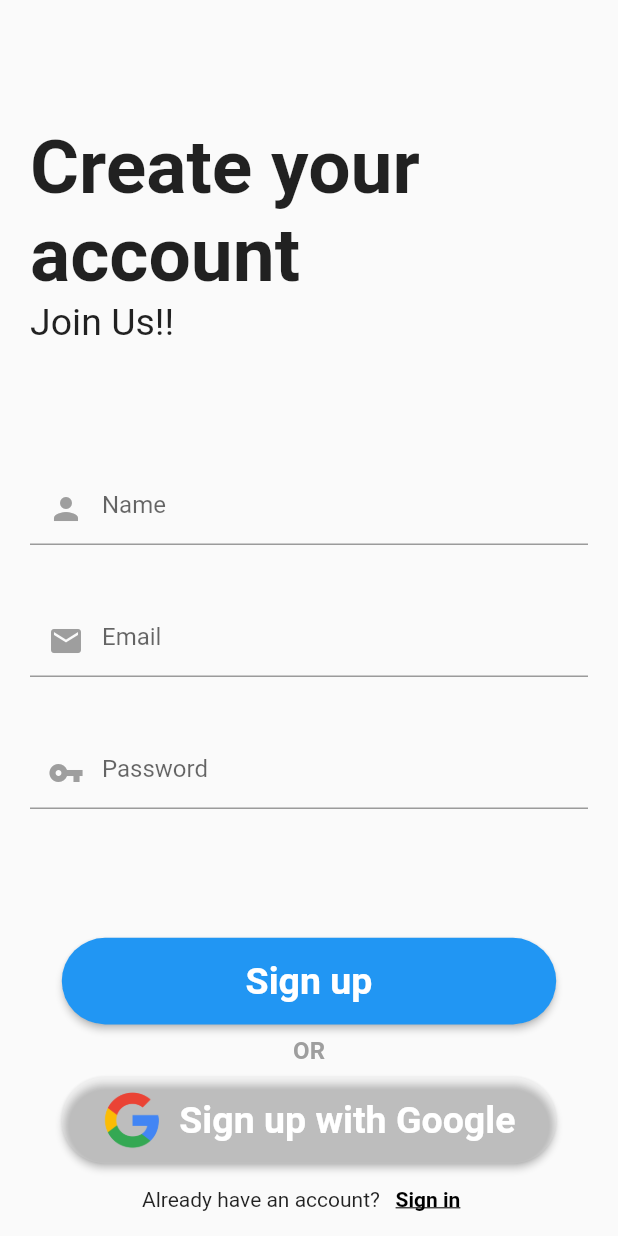
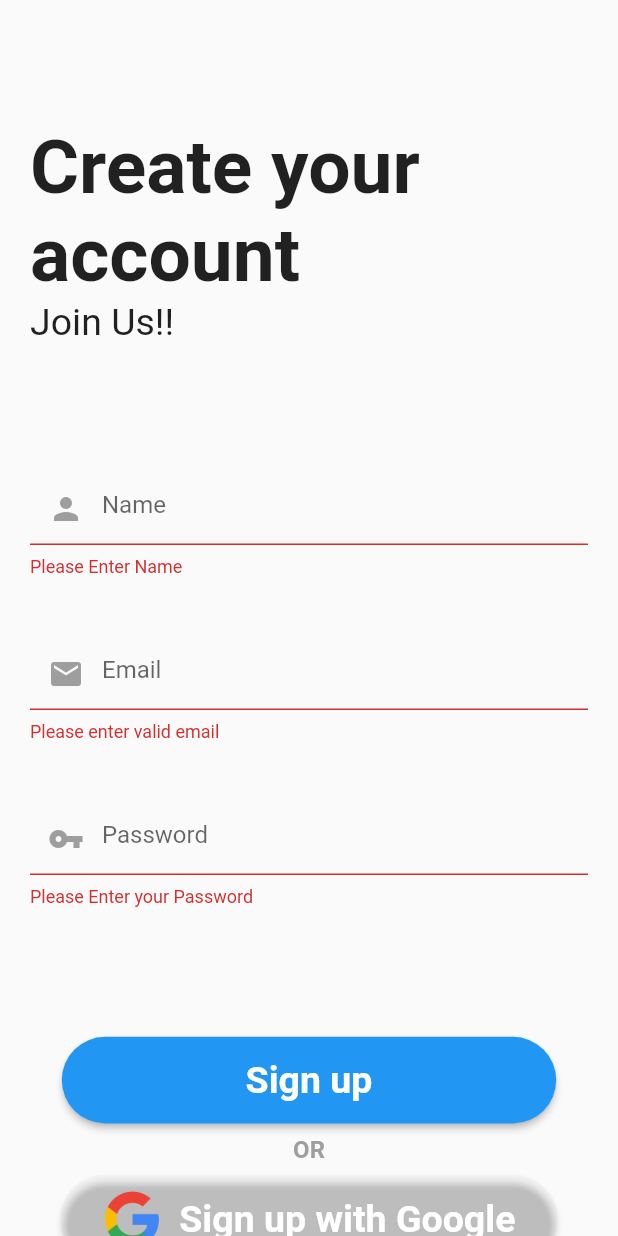
Before and after one commit to nouveau-riche/Organic-Basket-, a Flutter app: the SignUpScreen screen opened by its route, after a tap on "Sign up", on a phone screen of 412 x 824 dp. Run offline on Flutter 3.47's test engine with Material 2 defaults, Android fonts, the light colour scheme and no system bars; drawn by our look-alikes of velocity_x; our stand-ins replace cloud_firestore, firebase_auth, firebase_core, fluttertoast; missing offline and left inert: dart:html; accounts and stored records are empty; network calls fail.

Commit message:
added validation on email and password

```diff
--- /dev/null
+++ b/organic_basket/lib/core/firebase_methods.dart
@@ -0,0 +1,42 @@
+import 'package:cloud_firestore/cloud_firestore.dart';
+
+final db = FirebaseFirestore.instance;
+
+class FirebaseMethods {
+  // C R U D methods create Read Update Delete
+
+  static void saveUserToFirebase({String uid, String name, String email}) {
+    db.collection('users').doc(uid).set({
+      'name': name,
+      'email': email,
+    });
+  }
+
+  static void getDataFromFirebase(String uid) async {
+    await db.collection('users').doc(uid).delete();
+
+
+    print('XXXXXXXXXX');
+
+
+    // snapshot.docs.forEach((element) {
+    //   print(element.data()['email']);
+    //
+    //
+    //
+    // });
+
+    // print(snapshot.data()['email']);
+
+    print('XXXXXXXXXX');
+  }
+
+// static addProductToCartOnFirebase(String uid){
+//   db.collection('users').doc(uid).set({
+//
+//     'cart':
+//
+//   });
+// }
+
+}
--- a/organic_basket/lib/core/store.dart
+++ b/organic_basket/lib/core/store.dart
@@ -4,7 +4,16 @@ import 'package:velocity_x/velocity_x.dart';
 class MyStore extends VxStore {
   Cart cart;
 
+  bool isLoading = false;
+
   MyStore() {
     cart = Cart();
   }
 }
+
+class ToggleLoading extends VxMutation<MyStore> {
+  @override
+  perform() {
+    store.isLoading = !store.isLoading;
+  }
+}
--- a/organic_basket/lib/screens/signup_screen.dart
+++ b/organic_basket/lib/screens/signup_screen.dart
@@ -18,8 +18,7 @@ class _SignUpScreenState extends State<SignUpScreen> {
       _formKey.currentState.save();
 
       Authentication.signUp(
-          context: context, email: _email, password: _password);
-
+          context: context, name: _name, email: _email, password: _password);
     }
   }
 
@@ -103,6 +102,13 @@ class _SignUpScreenState extends State<SignUpScreen> {
         onSaved: (value) {
           _name = value;
         },
+
+        // ignore: missing_return
+        validator: (_value) {
+          if (_value.isEmpty) {
+            return 'Please Enter Name';
+          }
+        },
       ),
     );
   }
@@ -123,6 +129,12 @@ class _SignUpScreenState extends State<SignUpScreen> {
         ),
         onSaved: (value) {
           _email = value;
+        },
+        // ignore: missing_return
+        validator: (_value) {
+          if (!RegExp('^[a-zA-Z0-9+_.-]+@[a-zA-Z0-9.-]+\$').hasMatch(_value)) {
+            return 'Please enter valid email';
+          }
         },
       ),
     );
@@ -145,6 +157,17 @@ class _SignUpScreenState extends State<SignUpScreen> {
         ),
         onSaved: (value) {
           _password = value;
+        },
+
+        // ignore: missing_return
+        validator: (value) {
+          if (value.isEmpty) {
+            return 'Please Enter your Password';
+          }
+
+          if (value.length < 6) {
+            return 'password length should be of more than 5';
+          }
         },
       ),
     );
--- a/organic_basket/pubspec.yaml
+++ b/organic_basket/pubspec.yaml
@@ -29,6 +29,7 @@ dependencies:
   firebase_auth: ^1.4.1
   firebase_core: ^1.3.0
   firebase_storage: ^8.1.3
+  fluttertoast: ^8.0.7
 
 
   # The following adds the Cupertino Icons font to your application.
```
Also changed, not shown: organic_basket/lib/core/auth.dart (+69 -2 lines), organic_basket/lib/main.dart (+12 -4 lines), organic_basket/lib/screens/login_screen.dart (+11 -1 lines), organic_basket/lib/screens/tabs_screen.dart (+9 -0 lines), organic_basket/pubspec.lock.
